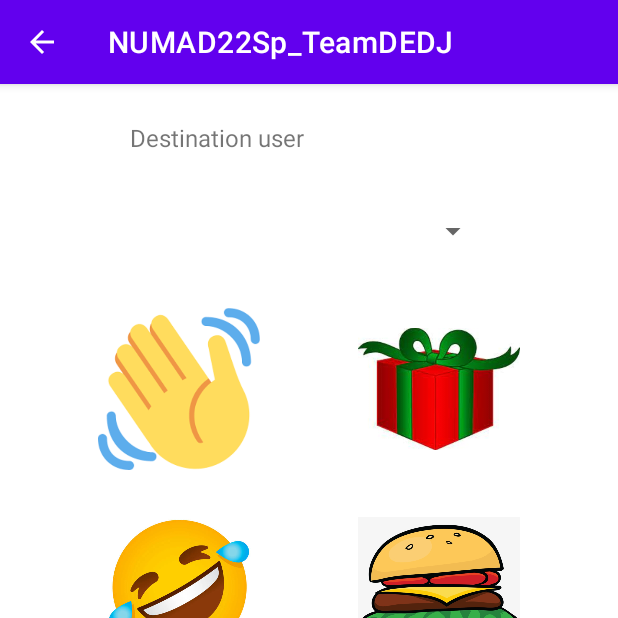
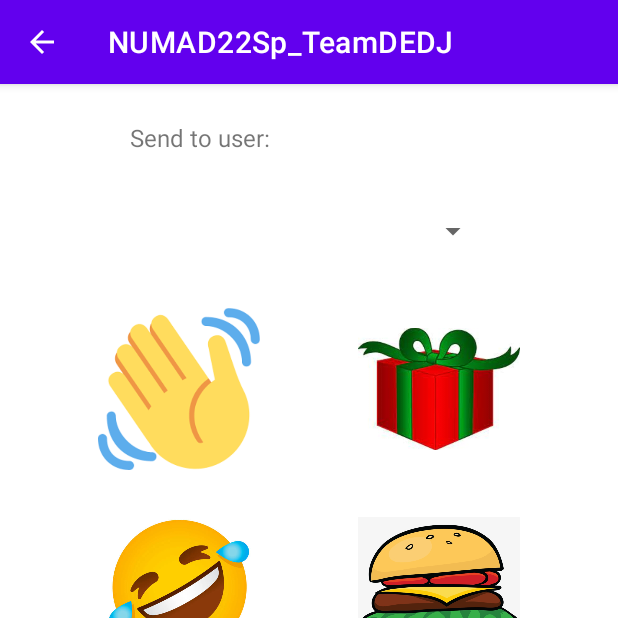
Before and after one commit to eshwaribhide/NUMAD22Sp_TeamDEDJ, an Android app: the StickerMessagingActivity screen opened directly, with no data from a screen before it, on a phone screen of 412 x 824 dp, the top half of it. Run offline under Robolectric (Android 15) with nearby library versions, the phone set to English and light mode, and no system bars; our stand-ins replace Firebase (no records; nobody signed in at launch, a user with empty details on screens opened directly).

Commit message:
Added enums for Credentials, fixed issues with current user being destination user in dropdown

```diff
--- /dev/null
+++ b/app/src/main/java/edu/neu/madcourse/numad22sp_teamdedj/Credentials.java
@@ -0,0 +1,14 @@
+package edu.neu.madcourse.numad22sp_teamdedj;
+
+/**
+ * Credentials for the app.
+ */
+enum Credentials {
+    SERVER_KEY("key=AAAAP4z9QU0:APA91bECheSrt__KSX5dPa-DfGEfb_fWzgi3_E38lvWsyyHenK9F05Uqfo4bjPXhjKjQCXBt5CgtvpC09PQ4c4oZDaHC8ZLHRTBXveiLzQQ5YWDFg9t3Qfod4AKGVMccnQTzxMaQhFWV");
+
+    public final String label;
+
+    Credentials(String s) {
+        this.label = s;
+    }
+}
--- a/app/src/main/java/edu/neu/madcourse/numad22sp_teamdedj/MessagingService.java
+++ b/app/src/main/java/edu/neu/madcourse/numad22sp_teamdedj/MessagingService.java
@@ -51,7 +51,7 @@ public class MessagingService extends FirebaseMessagingService {
 
         //Bug fixes pending
         PendingIntent pendingIntent = PendingIntent.getActivity(this, 0, intent,
-                PendingIntent.FLAG_ONE_SHOT);
+                PendingIntent.FLAG_IMMUTABLE);
 
         Notification notification;
         NotificationCompat.Builder builder;
--- a/app/src/main/java/edu/neu/madcourse/numad22sp_teamdedj/StickerMessagingActivity.java
+++ b/app/src/main/java/edu/neu/madcourse/numad22sp_teamdedj/StickerMessagingActivity.java
@@ -44,7 +44,7 @@ public class StickerMessagingActivity extends AppCompatActivity {
 
     private String currentUser;
 
-    private static final String SERVER_KEY="key=AAAAP4z9QU0:APA91bECheSrt__KSX5dPa-DfGEfb_fWzgi3_E38lvWsyyHenK9F05Uqfo4bjPXhjKjQCXBt5CgtvpC09PQ4c4oZDaHC8ZLHRTBXveiLzQQ5YWDFg9t3Qfod4AKGVMccnQTzxMaQhFWV";
+    private static final String SERVER_KEY = Credentials.SERVER_KEY.toString();
 
     // For testing purposes, user 2's value
     //private static String CLIENT_REGISTRATION_TOKEN="fCcDoyEjRrGQCrlNj-jCqM:APA91bFMHTOLwz8Bjr585DR65iMaK8p3pjdeKaRdlxJBvgyaOHdQSPhpkcKG27msaTtj1ysW6f64fDXqxRY_qHJiE-qyM_IdTuAIqexmDHpCLEDpGRIQEmXoQna1rwtpk5b3F7pDCOiD";
@@ -66,19 +66,11 @@ public class StickerMessagingActivity extends AppCompatActivity {
             } else {
                 Log.e("CLIENT_REGISTRATION_TOKEN", task.getResult());
                 mDatabase = FirebaseDatabase.getInstance().getReference();
-                 //FOR TESTING
-//                mDatabase.child("currentUser").get().addOnCompleteListener(t1 -> {
-//                    if (!t1.isSuccessful()) {
-//                        Log.e("firebase", "Error getting data", t1.getException());
-//                    } else {
-                       // currentUser = String.valueOf(t1.getResult().getValue());
-                        // create the notification channel while currentUser is found
                 createNotificationChannel();
                 mDatabase.child("users").child(currentUser).get().addOnCompleteListener(t2 -> {
                     if (t2.getResult().getValue() == null) {
                         mDatabase.child("users").child(currentUser).setValue(new User(currentUser, task.getResult()));
-                            }
-                            else {
+                    } else {
                         mDatabase.child("users").child(currentUser).child("clientRegistrationToken").setValue(task.getResult());
                     }
                     Spinner destUsersDropdown = findViewById(R.id.destUsers);
@@ -91,7 +83,10 @@ public class StickerMessagingActivity extends AppCompatActivity {
                             // need to save this when going  back if new users added
                             ArrayList<String> destUsers = new ArrayList<>();
                             for (DataSnapshot dschild : t3.getResult().getChildren()) {
-                                        destUsers.add(String.valueOf(dschild.getKey()));
+                                String dbUser = String.valueOf(dschild.getKey());
+                                if (!dbUser.equals(currentUser)){
+                                    destUsers.add(dbUser);
+                                }
                             }
                             ArrayAdapter<String> adapter = new ArrayAdapter<String>(this, android.R.layout.simple_spinner_dropdown_item, destUsers);
                             destUsersDropdown.setAdapter(adapter);
@@ -113,8 +108,7 @@ public class StickerMessagingActivity extends AppCompatActivity {
     private void initData(Bundle savedInstanceState) {
         if (savedInstanceState != null && savedInstanceState.containsKey("currentUser")) {
             currentUser = savedInstanceState.getString("currentUser");
-        }
-        else {
+        } else {
             Log.e("INITDATA", "INITDATA");
             Bundle b = getIntent().getExtras();
             if (b != null) {
@@ -269,7 +263,7 @@ public class StickerMessagingActivity extends AppCompatActivity {
         }
     }
 
-    public void subscribeToStickerNotifications(){
+    public void subscribeToStickerNotifications() {
         // subscribe to incoming stickers for currentUser
         FirebaseMessaging.getInstance().subscribeToTopic(currentUser)
                 .addOnCompleteListener(new OnCompleteListener<Void>() {
@@ -287,7 +281,7 @@ public class StickerMessagingActivity extends AppCompatActivity {
 
     public void onActivityResult(int requestCode, int resultCode, Intent data) {
         super.onActivityResult(requestCode, resultCode, data);
-            if(resultCode == RESULT_OK && requestCode == 2404) {
+        if (resultCode == RESULT_OK && requestCode == 2404) {
             Bundle b = getIntent().getExtras();
             if (b != null) {
                 currentUser = b.getString("currentUser");
--- a/app/src/main/res/layout-land/activity_sticker_messaging.xml
+++ b/app/src/main/res/layout-land/activity_sticker_messaging.xml
@@ -107,6 +107,7 @@
         android:textSize="16sp"
         app:layout_constraintBottom_toTopOf="@+id/destUsers"
         app:layout_constraintStart_toStartOf="@+id/destUsers"
-        app:layout_constraintTop_toTopOf="parent" />
+        app:layout_constraintTop_toTopOf="parent"
+        app:layout_constraintVertical_bias="0.0" />
 
 </androidx.constraintlayout.widget.ConstraintLayout>
--- a/app/src/main/res/layout/activity_sticker_messaging.xml
+++ b/app/src/main/res/layout/activity_sticker_messaging.xml
@@ -40,8 +40,8 @@
         app:layout_constraintEnd_toEndOf="parent"
         app:layout_constraintStart_toStartOf="parent"
         app:layout_constraintTop_toTopOf="parent"
-        app:layout_constraintTop_toBottomOf="@+id/destUserLabel"
-        app:layout_constraintVertical_bias="0.1" />
+        app:layout_constraintVertical_bias="0.1"
+        tools:layout_constraintStart_toEndOf="@+id/destUserLabel" />
 
     <ImageView
         android:id="@+id/presentSticker"
@@ -102,7 +102,7 @@
         android:id="@+id/destUserLabel"
         android:layout_width="wrap_content"
         android:layout_height="wrap_content"
-        android:text="Destination user"
+        android:text="Send to user:"
         android:textSize="16sp"
         app:layout_constraintBottom_toTopOf="@+id/destUsers"
         app:layout_constraintStart_toStartOf="@id/destUsers"
```
Lines whose indentation alone changed are shown as unchanged.
